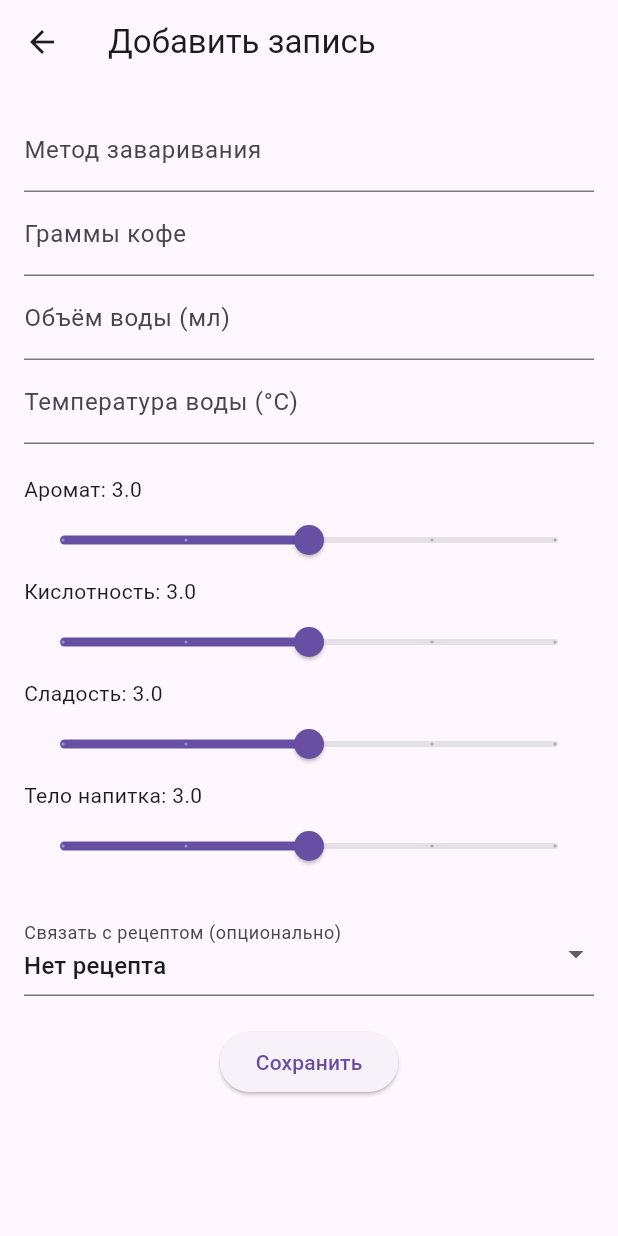
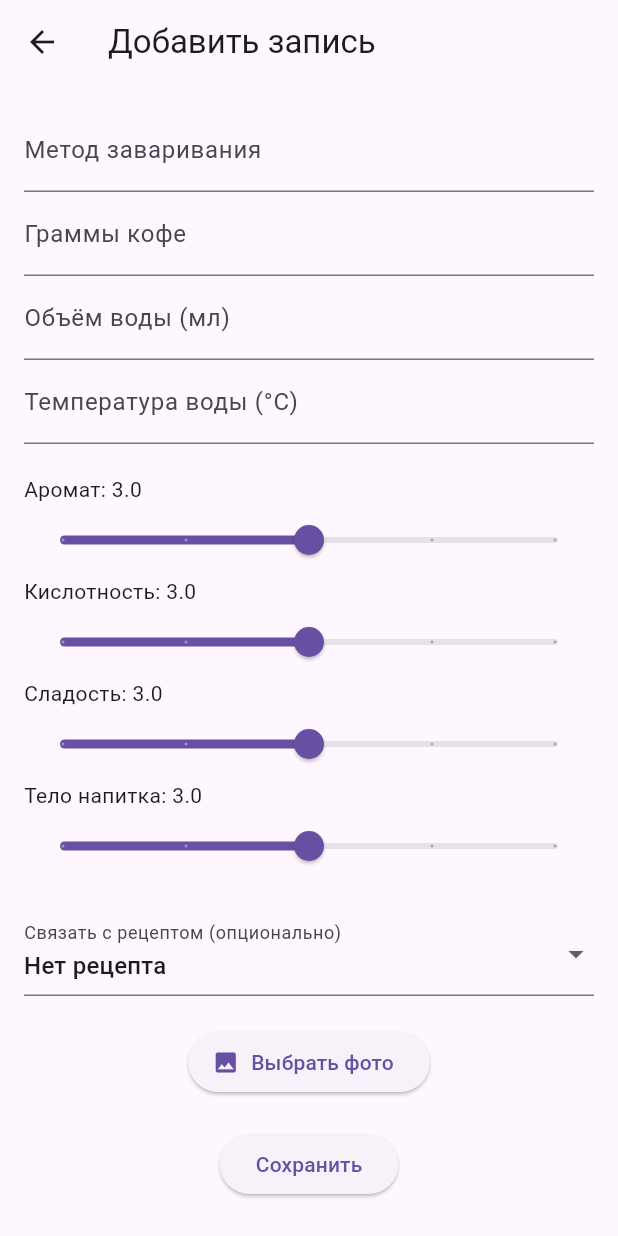
Before and after one commit to deledzis/BrewDiary, a Flutter app: the screen it shows after launch, after a tap on the "add" icon, on a phone screen of 412 x 824 dp. Run offline on Flutter 3.47's test engine with Material 3 defaults, Android fonts, the phone set to English and light mode, and no system bars; our stand-ins replace image_picker, sqflite, sqflite_common_ffi; accounts and stored records are empty.

Commit message:
Add image picking to set custom photo for a journal entry

```diff
--- a/lib/db/db_helper.dart
+++ b/lib/db/db_helper.dart
@@ -34,7 +34,8 @@ class DBHelper {
             sweetness REAL,
             body REAL,
             timestamp TEXT,
-            recipeId INTEGER
+            recipeId INTEGER,
+            imagePath TEXT
           )
         ''');
         await db.execute('''
--- a/lib/diary/add_entry_screen.dart
+++ b/lib/diary/add_entry_screen.dart
@@ -1,4 +1,7 @@
+import 'dart:io';
+
 import 'package:flutter/material.dart';
+import 'package:image_picker/image_picker.dart';
 
 import '../db/db_helper.dart';
 
@@ -21,9 +24,11 @@ class _AddEntryScreenState extends State<AddEntryScreen> {
   double _acidity = 3;
   double _sweetness = 3;
   double _body = 3;
+
+  List<Map<String, dynamic>> _recipes = [];
   int? _selectedRecipeId;
 
-  List<Map<String, dynamic>> _recipes = [];
+  String? _imagePath;
 
   @override
   void initState() {
@@ -47,6 +52,16 @@ class _AddEntryScreenState extends State<AddEntryScreen> {
     super.dispose();
   }
 
+  Future<void> _pickImage() async {
+    final ImagePicker picker = ImagePicker();
+    final XFile? image = await picker.pickImage(source: ImageSource.gallery);
+    if (image != null) {
+      setState(() {
+        _imagePath = image.path;
+      });
+    }
+  }
+
   void _submitForm() {
     if (_formKey.currentState!.validate()) {
       final newEntry = {
@@ -60,6 +75,7 @@ class _AddEntryScreenState extends State<AddEntryScreen> {
         'body': _body,
         'timestamp': DateTime.now().toIso8601String(),
         'recipeId': _selectedRecipeId,
+        'imagePath': _imagePath,
       };
 
       Navigator.of(context).pop(newEntry);
@@ -191,6 +207,17 @@ class _AddEntryScreenState extends State<AddEntryScreen> {
               const SizedBox(height: 20),
               _buildRecipeDropdown(),
               const SizedBox(height: 20),
+              ElevatedButton.icon(
+                onPressed: _pickImage,
+                icon: const Icon(Icons.image),
+                label: const Text('Выбрать фото'),
+              ),
+              if (_imagePath != null)
+                Padding(
+                  padding: const EdgeInsets.symmetric(vertical: 16),
+                  child: Image.file(File(_imagePath!), height: 150),
+                ),
+              const SizedBox(height: 20),
               ElevatedButton(
                 onPressed: _submitForm,
                 child: const Text('Сохранить'),
--- a/lib/grinder/coffee_grinder_screen.dart
+++ b/lib/grinder/coffee_grinder_screen.dart
@@ -4,7 +4,7 @@ import '../db/db_helper.dart';
 import 'add_edit_grinder_screen.dart';
 
 class CoffeeGrinderScreen extends StatefulWidget {
-  const CoffeeGrinderScreen({Key? key}) : super(key: key);
+  const CoffeeGrinderScreen({super.key});
 
   @override
   _CoffeeGrinderScreenState createState() => _CoffeeGrinderScreenState();
--- a/lib/home/home_screen.dart
+++ b/lib/home/home_screen.dart
@@ -5,7 +5,7 @@ import '../settings/settings_screen.dart';
 import 'journal_screen.dart';
 
 class HomeScreen extends StatefulWidget {
-  const HomeScreen({Key? key}) : super(key: key);
+  const HomeScreen({super.key});
 
   @override
   _HomeScreenState createState() => _HomeScreenState();
--- a/lib/recipes/recipe_detail_screen.dart
+++ b/lib/recipes/recipe_detail_screen.dart
@@ -7,7 +7,7 @@ import 'brew_guide_screen.dart';
 class RecipeDetailScreen extends StatelessWidget {
   final Map<String, dynamic> recipe;
 
-  const RecipeDetailScreen({Key? key, required this.recipe}) : super(key: key);
+  const RecipeDetailScreen({super.key, required this.recipe});
 
   @override
   Widget build(BuildContext context) {
--- a/lib/settings/settings_screen.dart
+++ b/lib/settings/settings_screen.dart
@@ -3,7 +3,7 @@ import 'package:flutter/material.dart';
 import '../grinder/coffee_grinder_screen.dart';
 
 class SettingsScreen extends StatelessWidget {
-  const SettingsScreen({Key? key}) : super(key: key);
+  const SettingsScreen({super.key});
 
   @override
   Widget build(BuildContext context) {
--- a/pubspec.yaml
+++ b/pubspec.yaml
@@ -30,9 +30,10 @@ environment:
 dependencies:
   flutter:
     sdk: flutter
+  path: ^1.8.2
   sqflite: ^2.4.2
   sqflite_common_ffi: ^2.3.5
-  path: ^1.8.2
+  image_picker: ^1.1.2
 
   # The following adds the Cupertino Icons font to your application.
   # Use with the CupertinoIcons class for iOS style icons.
```
Also changed, not shown: lib/diary/edit_entry_screen.dart (+24 -1 lines), lib/home/journal_screen.dart (+11 -0 lines).
